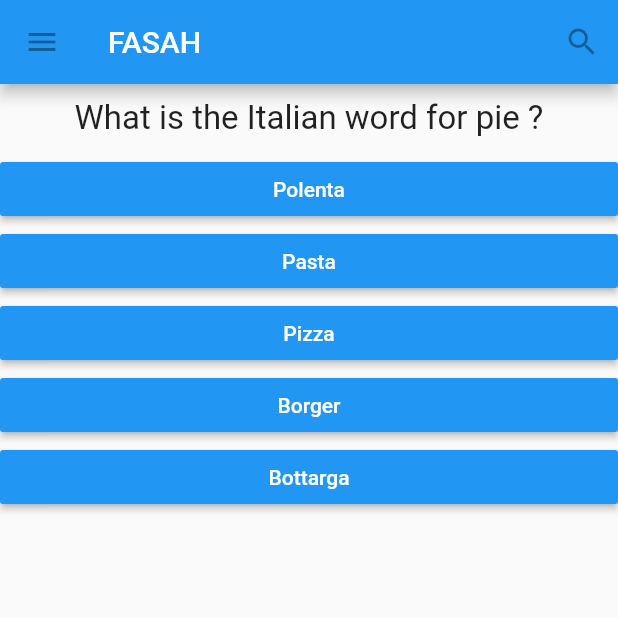
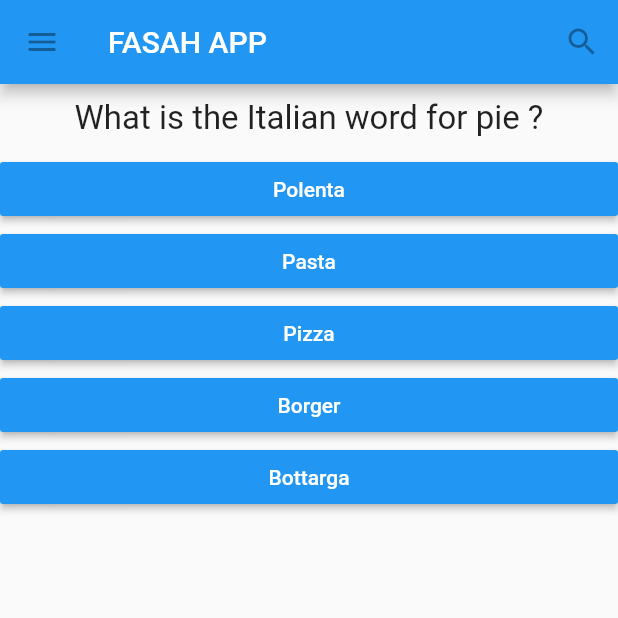
Before and after one commit to FawzyZayed/FlutterQuizAPP, a Flutter app: the screen it shows after launch, on a phone screen of 412 x 824 dp, the top half of it. Run offline on Flutter 3.47's test engine with Material 2 defaults, Android fonts, the phone set to English and light mode, and no system bars.

Commit message:
app name

```diff
--- a/lib/main.dart
+++ b/lib/main.dart
@@ -83,7 +83,7 @@ class _MyAppState extends State<MyApp> {
             tooltip: 'Navigation menu',
             onPressed: null,
           ),
-          title: Text('FASAH'),
+          title: Text('FASAH APP'),
           actions: <Widget>[
             IconButton(
               icon: Icon(Icons.search),
```
